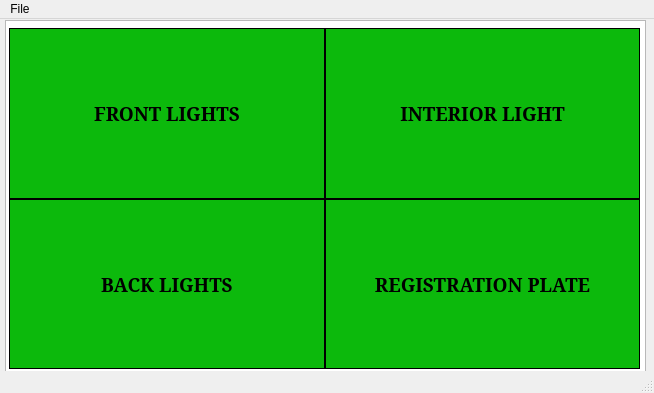
Old version of the form GUI/lightView.ui in the repository kaisabr/tdt4140DevelopmentTeam3.
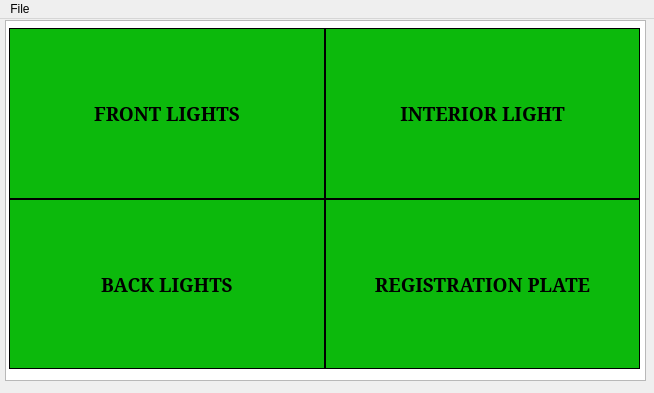
New version of the form.

```diff
--- a/GUI/lightView.ui
+++ b/GUI/lightView.ui
@@ -152,7 +152,6 @@
    </widget>
    <addaction name="menuFile"/>
   </widget>
-  <widget class="QStatusBar" name="statusbar"/>
  </widget>
  <resources/>
  <connections/>
```
Left out of the diff: 4 changed lines with no effect on the pictures.
